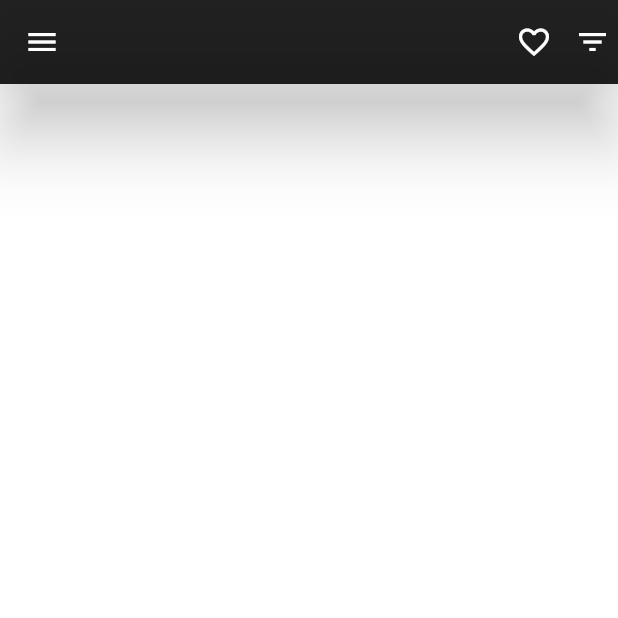
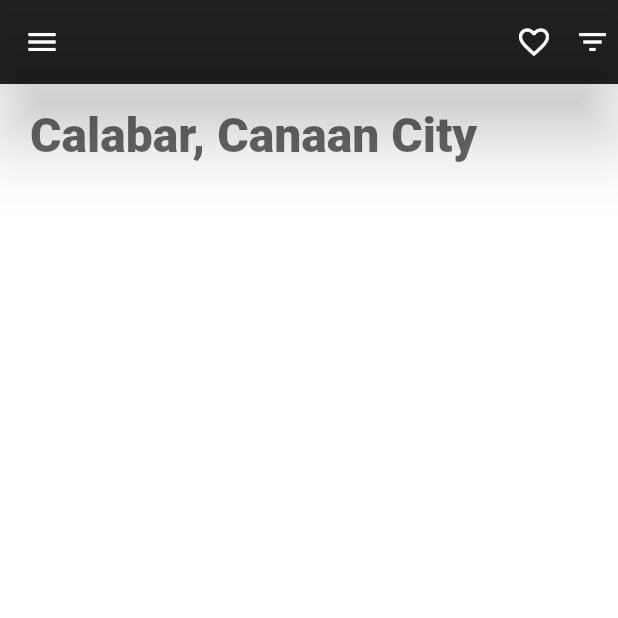
Before and after one commit to gr4yha7/flooop, a Flutter app: the screen it shows after launch, on a phone screen of 412 x 824 dp, the top half of it. Run offline on Flutter 3.47's test engine with Material 2 defaults, Android fonts, the phone set to English and light mode, and no system bars.

Commit message:
added location header

```diff
--- a/flooop/lib/screens/home.dart
+++ b/flooop/lib/screens/home.dart
@@ -1,4 +1,5 @@
 import 'package:flutter/material.dart';
+import 'package:flutter/src/widgets/basic.dart';
 
 class HomeScreen extends StatefulWidget {
   _HomeScreenState createState() => _HomeScreenState();
@@ -18,6 +19,22 @@ class _HomeScreenState extends State<HomeScreen> {
           SizedBox(width: 5.0),
         ],
       ),
+      body: Padding(
+        padding: EdgeInsets.symmetric(vertical: 15.0, horizontal: 20.0),
+        child: Column(
+          mainAxisAlignment: MainAxisAlignment.start,
+          children: <Widget>[
+            Text(
+              'Calabar, Canaan City',
+              style: TextStyle(
+                fontWeight: FontWeight.w800,
+                color: Colors.black.withOpacity(0.6),
+                fontSize: 32.0,
+              ),
+            )
+          ],
+        ),
+      ),
       drawer: Drawer(
           child: ListView(
         children: <Widget>[
@@ -30,8 +47,7 @@ class _HomeScreenState extends State<HomeScreen> {
             title: Text('Music'),
           ),
         ],
-        )
-      ),
+      )),
     );
   }
 }
```
Lines whose indentation alone changed are shown as unchanged.
